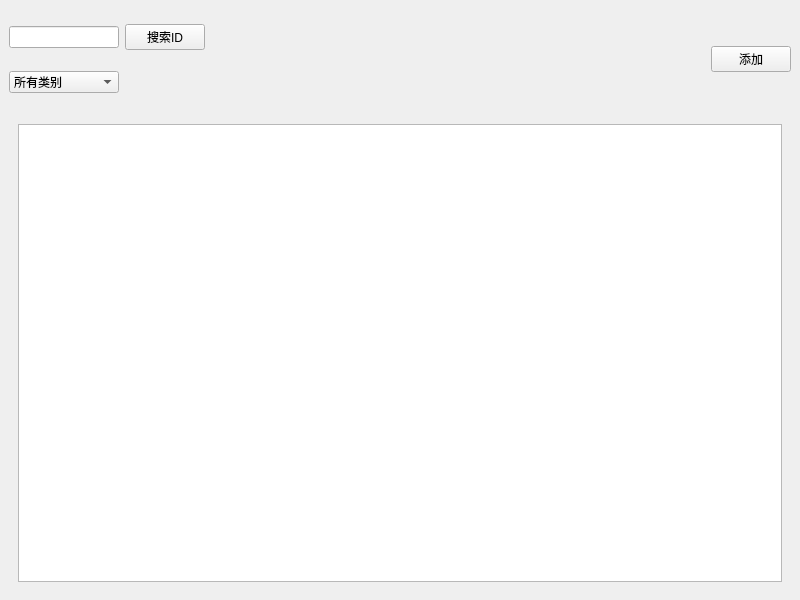
Yanko-7/Employee_management, file mainwindow.ui: the form before one commit.
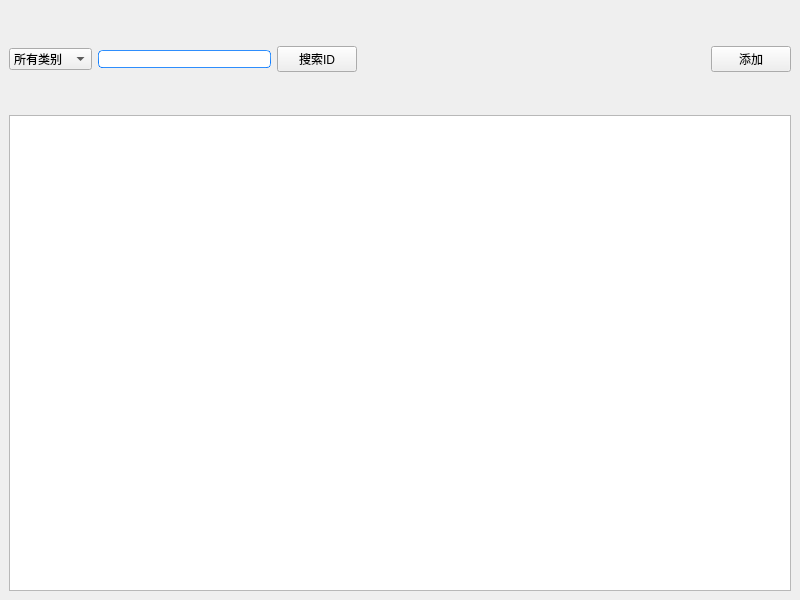
The form after the commit.

```diff
--- a/mainwindow.ui
+++ b/mainwindow.ui
@@ -16,17 +16,23 @@
   <widget class="QWidget" name="centralwidget">
    <layout class="QVBoxLayout" name="verticalLayout_3">
     <item>
-     <layout class="QVBoxLayout" name="verticalLayout_2" stretch="2,10">
+     <layout class="QVBoxLayout" name="verticalLayout_2" stretch="0,12">
+      <property name="sizeConstraint">
+       <enum>QLayout::SetDefaultConstraint</enum>
+      </property>
       <item>
-       <layout class="QHBoxLayout" name="horizontalLayout" stretch="2">
+       <layout class="QHBoxLayout" name="horizontalLayout" stretch="0">
         <property name="sizeConstraint">
          <enum>QLayout::SetDefaultConstraint</enum>
         </property>
         <item>
          <layout class="QHBoxLayout" name="horizontalLayout_2">
+          <property name="sizeConstraint">
+           <enum>QLayout::SetDefaultConstraint</enum>
+          </property>
           <item>
-           <layout class="QGridLayout" name="gridLayout">
-            <item row="2" column="0">
+           <layout class="QHBoxLayout" name="horizontalLayout_6">
+            <item>
              <widget class="QComboBox" name="comboBox_3">
               <property name="statusTip">
                <string/>
@@ -53,16 +59,24 @@
               </item>
              </widget>
             </item>
-            <item row="0" column="2">
+            <item>
+             <widget class="QLineEdit" name="lineEdit">
+              <property name="styleSheet">
+               <string notr="true">QLineEdit {
+	border-width: 1px; border-radius: 4px;
+	border-style: solid;
+	border-color: qlineargradient(spread:pad, x1:0.5, y1:1, x2:0.5, y2:0, stop:0 rgba(0, 113, 255, 255), stop:1 rgba(91, 171, 252, 255));
+}</string>
+              </property>
+             </widget>
+            </item>
+            <item>
              <widget class="QPushButton" name="SearchButton">
               <property name="text">
                <string>搜索ID</string>
               </property>
              </widget>
             </item>
-            <item row="0" column="0">
-             <widget class="QLineEdit" name="lineEdit"/>
-            </item>
            </layout>
           </item>
           <item>
@@ -75,7 +89,7 @@
             </property>
             <property name="sizeHint" stdset="0">
              <size>
-              <width>500</width>
+              <width>300</width>
               <height>100</height>
              </size>
             </property>
@@ -93,16 +107,13 @@
        </layout>
       </item>
       <item>
-       <widget class="QWidget" name="formWidget" native="true">
-        <layout class="QFormLayout" name="formLayout">
-         <item row="0" column="0" colspan="2">
-          <widget class="QTableView" name="tableView">
-           <property name="editTriggers">
-            <set>QAbstractItemView::NoEditTriggers</set>
-           </property>
-          </widget>
-         </item>
-        </layout>
+       <widget class="QTableView" name="tableView">
+        <property name="styleSheet">
+         <string notr="true"/>
+        </property>
+        <property name="editTriggers">
+         <set>QAbstractItemView::NoEditTriggers</set>
+        </property>
        </widget>
       </item>
      </layout>
```
Left out of the diff: 9 changed lines with no effect on the pictures.
